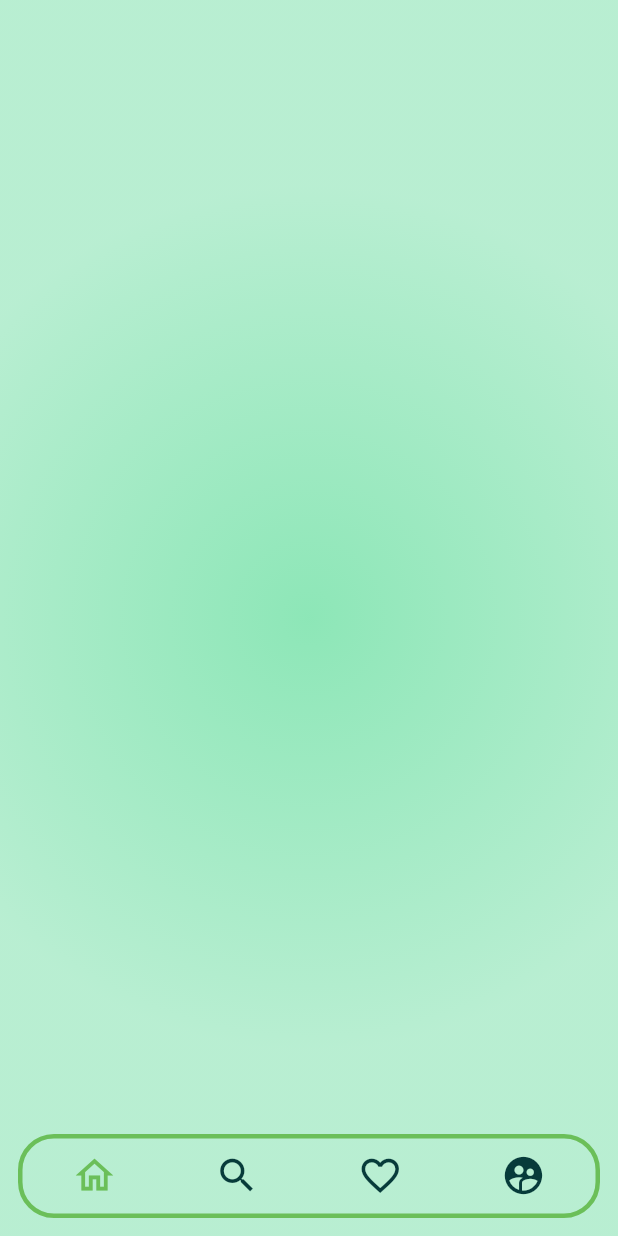
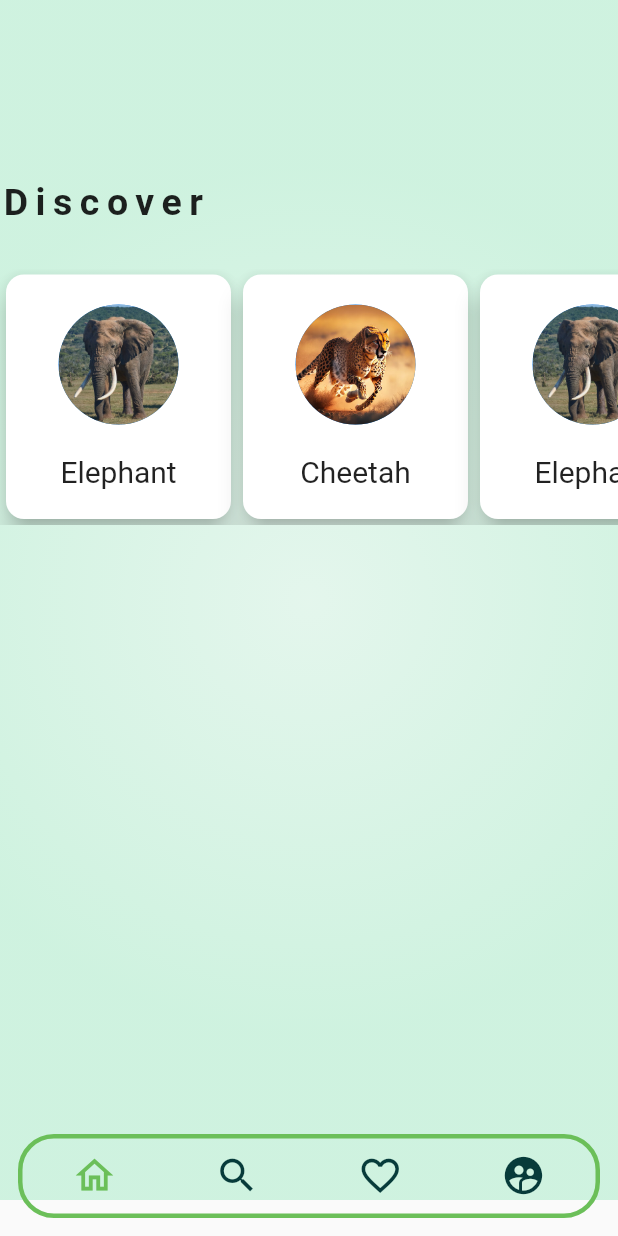
Before and after one commit to Aryan-Sagavekar/AniDesk, a Flutter app: the screen it shows after launch, on a phone screen of 412 x 824 dp. Run offline on Flutter 3.47's test engine with Material 2 defaults, Android fonts, the light colour scheme and no system bars.

Commit message:
added cards on the home page with example images
Signed-off-by: Aryan Sagavekar <sagavekararyan@gmail.com>

```diff
--- a/lib/pages/home_page.dart
+++ b/lib/pages/home_page.dart
@@ -1,3 +1,4 @@
+import "package:animal_desk_app/widgets/cards.dart";
 import "package:animal_desk_app/widgets/color_nature.dart";
 import "package:flutter/material.dart";
 
@@ -11,18 +12,65 @@ class HomePage extends StatefulWidget {
 class _HomePageState extends State<HomePage> {
   @override
   Widget build(BuildContext context) {
-    return Container(
+    return Scaffold(
+      body: Container(
+        height: 800,
         decoration: BoxDecoration(
           gradient: RadialGradient(
             colors: [
-            ColorNature.emerald.withOpacity(0.5),
-            ColorNature.emerald.withOpacity(0.3),
+              ColorNature.emerald.withOpacity(0.1),
+              ColorNature.emerald.withOpacity(0.2),
             ],
             center: Alignment.center,
             radius: 0.7,
           ),
         ),
-      // You can add your content here
+        child: Container(
+          height: 400,
+          padding: EdgeInsets.only(top: 120),
+          child: const SingleChildScrollView(
+            child:
+                Column(crossAxisAlignment: CrossAxisAlignment.start, children: [
+              Text(
+                'Discover',
+                style: TextStyle(
+                    fontSize: 25,
+                    letterSpacing: 5,
+                    fontWeight: FontWeight.w600),
+              ),
+              SizedBox(
+                height: 30,
+              ),
+              SingleChildScrollView(
+                scrollDirection: Axis.horizontal,
+                child: Row(
+                  children: [
+                    MyCard(
+                      txt: 'Elephant',
+                      image: 'elephant',
+                    ),
+                    MyCard(
+                      txt: 'Cheetah',
+                      image: 'cheetah',
+                    ),
+                    MyCard(
+                      txt: 'Elephant',
+                      image: 'elephant',
+                    ),
+                    MyCard(
+                      txt: 'Elephant',
+                      image: 'elephant',
+                    ),
+                  ],
+                ),
+              ),
+              SizedBox(
+                height: 30,
+              ),
+            ]),
+          ),
+        ),
+      ),
     );
   }
 }
--- /dev/null
+++ b/lib/widgets/cards.dart
@@ -0,0 +1,32 @@
+import "package:animal_desk_app/widgets/color_nature.dart";
+import "package:flutter/material.dart";
+
+class MyCard extends StatelessWidget {
+  final txt;
+  final image;
+  const MyCard({super.key, this.txt = 'NA', this.image = 'elephant'});
+
+  @override
+  Widget build(BuildContext context) {
+    return Card(
+      shape: RoundedRectangleBorder(borderRadius: BorderRadius.circular(12)),
+      elevation: 7,
+      child: Padding(
+        padding: EdgeInsets.symmetric(horizontal: 35, vertical: 20),
+        child: Column(children: [
+          CircleAvatar(
+            backgroundImage: AssetImage('assets/images/$image.jpg'),
+            radius: 40,
+          ),
+          SizedBox(
+            height: 20,
+          ),
+          Text(
+            txt,
+            style: TextStyle(fontSize: 20),
+          )
+        ]),
+      ),
+    );
+  }
+}
--- a/pubspec.yaml
+++ b/pubspec.yaml
@@ -59,8 +59,8 @@ flutter:
   uses-material-design: true
 
   # To add assets to your application, add an assets section, like this:
-  # assets:
-  #   - images/a_dot_burr.jpeg
+  assets:
+    - assets/images/
   #   - images/a_dot_ham.jpeg
 
   # An image asset can refer to one or more resolution-specific "variants", see
```
Also changed, not shown: assets/images/cheetah.jpg (added), assets/images/elephant.jpg (added). Lines whose indentation alone changed are shown as unchanged.
